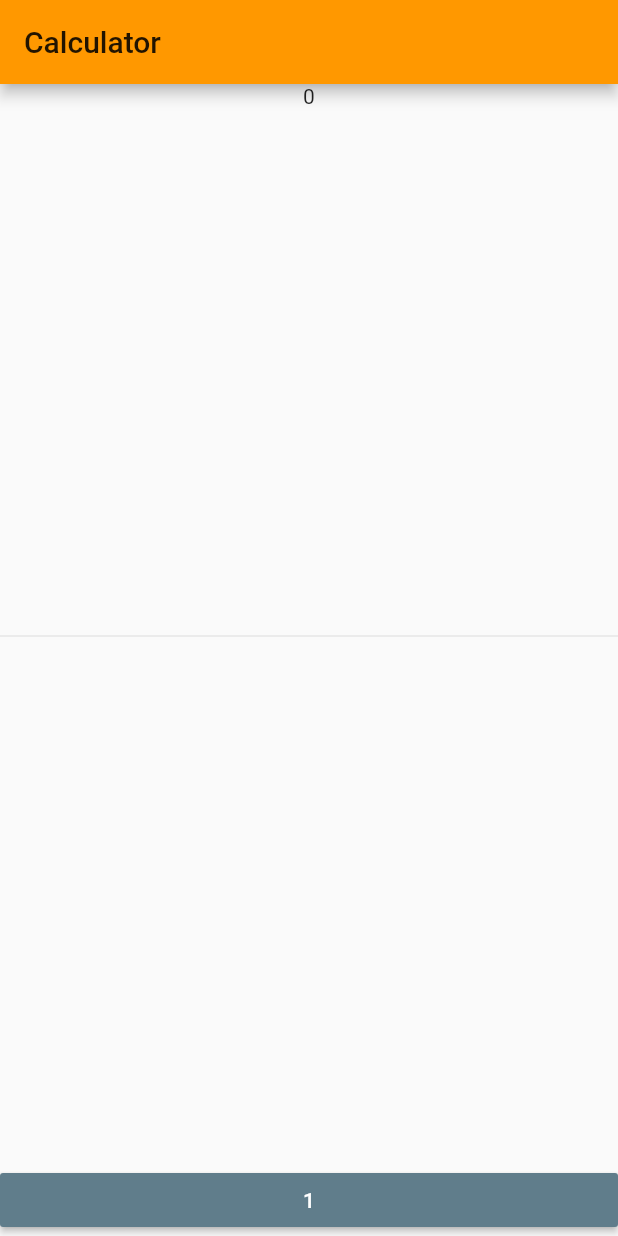
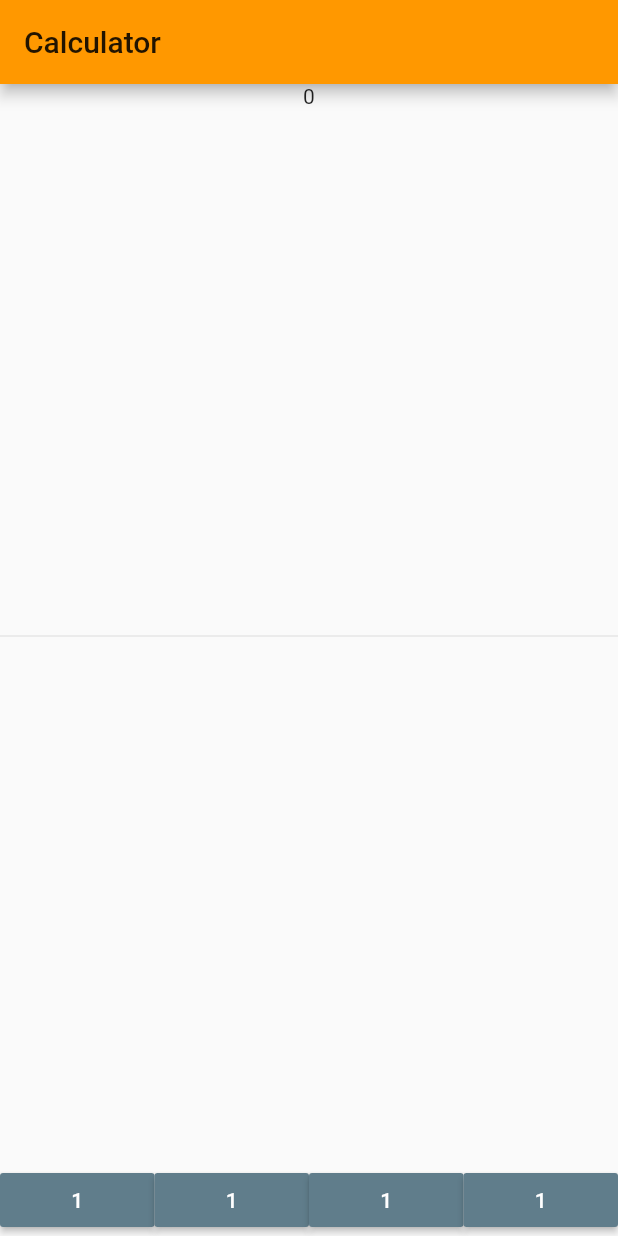
Before and after one commit to JohnEmerson1406/flutter-calculator-app, a Flutter app: the screen it shows after launch, on a phone screen of 412 x 824 dp. Run offline on Flutter 3.47's test engine with Material 2 defaults, Android fonts, the phone set to English and light mode, and no system bars.

Commit message:
feat: create buildButton function

```diff
--- a/lib/main.dart
+++ b/lib/main.dart
@@ -27,6 +27,18 @@ class MyHomePage extends StatefulWidget {
 class _MyHomePageState extends State<MyHomePage> {
 
 
+  Widget buildButton() {
+    return new Expanded(
+        child: new MaterialButton(
+          child: new Text("1"),
+            onPressed: () => {},
+            color: Colors.blueGrey,
+            textColor: Colors.white,
+        ),
+    );
+  }
+
+
   @override
   Widget build(BuildContext context) {
     return Scaffold(
@@ -43,22 +55,13 @@ class _MyHomePageState extends State<MyHomePage> {
             child: new Divider(),
           ),
 
-          new Row(
-            children: [
-              new Expanded(
-                child: new MaterialButton(
-                  child: new Text("1"),
-                    onPressed: () => {},
-                    color: Colors.blueGrey,
-                    textColor: Colors.white,
-                ),
-            ),
-          ],
-          )
-
-        ],)
-
-      )
-    );
+          new Row(children: [
+            buildButton(),
+            buildButton(),
+            buildButton(),
+            buildButton()
+          ])
+        ],
+      )));
   }
 }
```
